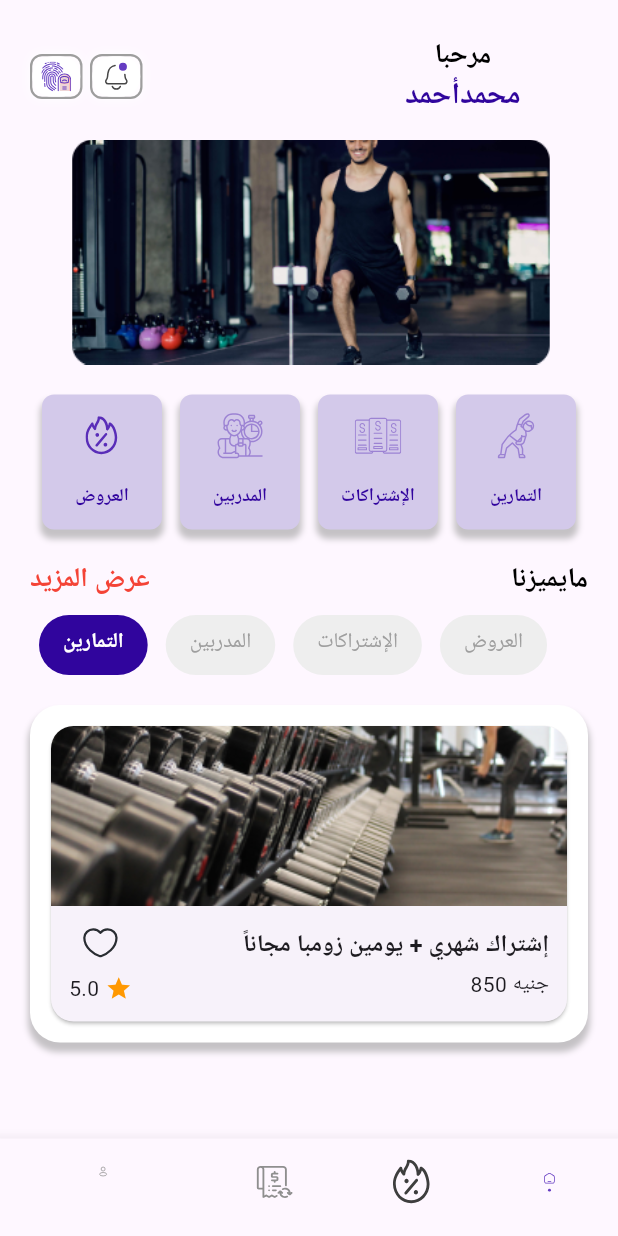
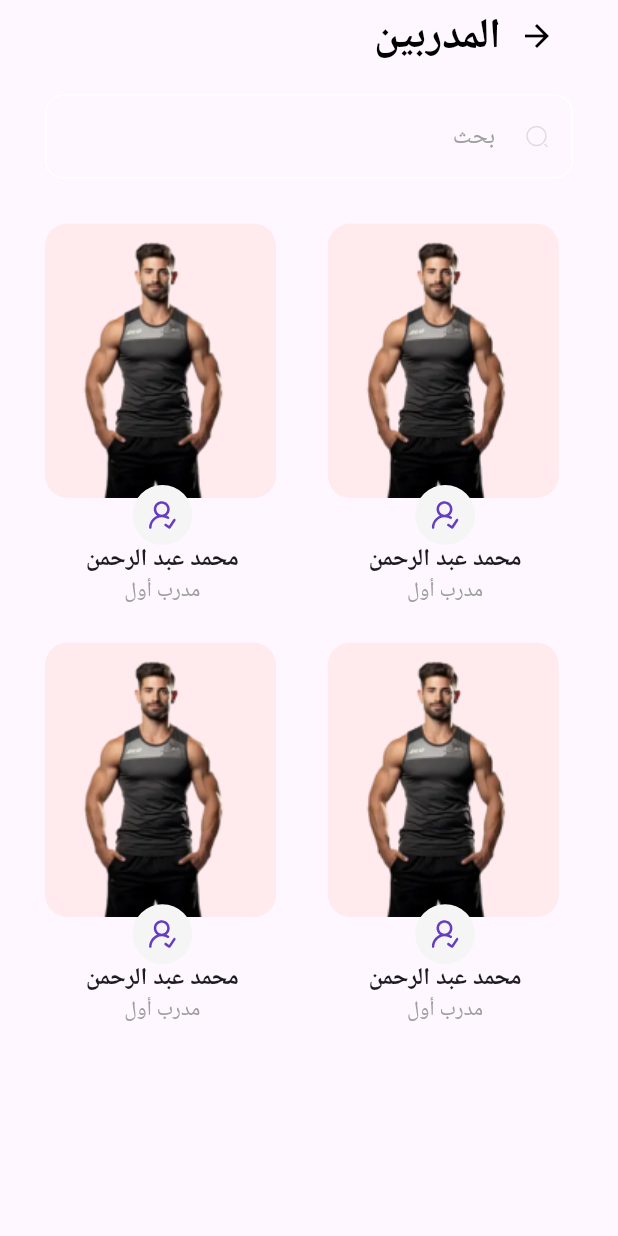
Before and after one commit to mohamedredaelsheikh/Gym_App, a Flutter app: the screen it shows after launch, after a tap on "المدربين", on a phone screen of 412 x 824 dp. Run offline on Flutter 3.47's test engine with Material 3 defaults, Android fonts, the phone set to English and light mode, and no system bars; our stand-ins replace flutter_svg; Roboto replaces fonts that are missing (Inter).

Commit message:
finish trainers view

```diff
--- /dev/null
+++ b/lib/features/Home_feature/presentation/views/trainers_view.dart
@@ -0,0 +1,15 @@
+import 'package:flutter/material.dart';
+import 'package:gym_app/features/Home_feature/presentation/views/widgets/trainer_view_body.dart';
+
+class TrainersView extends StatelessWidget {
+  const TrainersView({super.key});
+
+  @override
+  Widget build(BuildContext context) {
+    return const SafeArea(
+      child: Scaffold(
+        body: TrainersViewBody(),
+      ),
+    );
+  }
+}
--- /dev/null
+++ b/lib/features/Home_feature/presentation/views/widgets/custom_text_field.dart
@@ -0,0 +1,48 @@
+import 'package:flutter/material.dart';
+
+import 'package:flutter_svg/svg.dart';
+
+class CustomTextField extends StatelessWidget {
+  CustomTextField({
+    super.key,
+    this.onchange,
+    required this.hinttext,
+    this.obscure = false,
+  });
+
+  final bool? obscure;
+  final String? hinttext;
+  Function(String)? onchange;
+  @override
+  Widget build(BuildContext context) {
+    return TextField(
+      textAlign: TextAlign.end,
+      obscureText: obscure!,
+      onChanged: onchange,
+      decoration: InputDecoration(
+        suffixIcon: IconButton(
+          onPressed: () {},
+          icon: Opacity(
+            opacity: .5,
+            child: SvgPicture.asset(
+              "assets/images/search 01.svg",
+            ),
+          ),
+        ),
+        hintText: hinttext,
+        hintStyle: const TextStyle(color: Colors.grey),
+        enabledBorder: buildOutineBorder(),
+        focusedBorder: buildOutineBorder(),
+      ),
+    );
+  }
+
+  OutlineInputBorder buildOutineBorder() {
+    return OutlineInputBorder(
+      borderRadius: BorderRadius.circular(12),
+      borderSide: const BorderSide(
+        color: Colors.white,
+      ),
+    );
+  }
+}
--- a/lib/features/Home_feature/presentation/views/widgets/home_view_body.dart
+++ b/lib/features/Home_feature/presentation/views/widgets/home_view_body.dart
@@ -2,6 +2,7 @@ import 'package:flutter/material.dart';
 
 import 'package:gym_app/core/utlis/styles.dart';
 import 'package:gym_app/features/Home_feature/presentation/views/exercises_view.dart';
+import 'package:gym_app/features/Home_feature/presentation/views/trainers_view.dart';
 import 'package:gym_app/features/Home_feature/presentation/views/widgets/custom_button.dart';
 import 'package:gym_app/features/Home_feature/presentation/views/widgets/custom_tab_button_listview.dart';
 import 'package:gym_app/features/Home_feature/presentation/views/widgets/method_item.dart';
@@ -81,7 +82,15 @@ class HomeViewBody extends StatelessWidget {
                     image: "assets/images/Frame (4).svg",
                   ),
                   CustomButton(
-                    onTap: () {},
+                    onTap: () {
+                      Navigator.of(context).push(
+                        MaterialPageRoute(
+                          builder: (context) {
+                            return const TrainersView();
+                          },
+                        ),
+                      );
+                    },
                     label: 'المدربين',
                     image: "assets/images/Frame (3).svg",
                   ),
--- /dev/null
+++ b/lib/features/Home_feature/presentation/views/widgets/trainer_card.dart
@@ -0,0 +1,51 @@
+import 'package:flutter/material.dart';
+import 'package:flutter_svg/svg.dart';
+import 'package:gym_app/features/Home_feature/presentation/views/widgets/trainer_info.dart';
+
+class TrainerCard extends StatelessWidget {
+  const TrainerCard({
+    super.key,
+    required this.image,
+  });
+
+  final String image;
+
+  @override
+  Widget build(BuildContext context) {
+    return Stack(
+      clipBehavior: Clip.none,
+      children: [
+        Container(
+          decoration: BoxDecoration(
+            color: Colors.red[50],
+            borderRadius: BorderRadius.circular(15),
+          ),
+          child: Image.asset(
+            image,
+            fit: BoxFit.cover,
+          ),
+        ),
+        Positioned(
+          left: 0,
+          right: 7,
+          bottom: -10,
+          child: CircleAvatar(
+            backgroundColor: Colors.grey[100],
+            child: SvgPicture.asset(
+              "assets/images/Group.svg",
+            ),
+          ),
+        ),
+        const Positioned(
+          left: 0,
+          right: 7,
+          bottom: -60,
+          child: TrainerInfo(
+            name: 'محمد عبد الرحمن',
+            role: 'مدرب أول',
+          ),
+        ),
+      ],
+    );
+  }
+}
--- /dev/null
+++ b/lib/features/Home_feature/presentation/views/widgets/trainer_info.dart
@@ -0,0 +1,29 @@
+import 'package:flutter/material.dart';
+
+class TrainerInfo extends StatelessWidget {
+  const TrainerInfo({super.key, required this.name, required this.role});
+  final String name, role;
+  @override
+  Widget build(BuildContext context) {
+    return Padding(
+      padding: const EdgeInsets.all(8.0),
+      child: Column(
+        children: [
+          Text(
+            name,
+            style: const TextStyle(
+              fontSize: 16,
+              fontWeight: FontWeight.bold,
+            ),
+          ),
+          Text(
+            role,
+            style: const TextStyle(
+              color: Colors.grey,
+            ),
+          ),
+        ],
+      ),
+    );
+  }
+}
--- /dev/null
+++ b/lib/features/Home_feature/presentation/views/widgets/trainer_view_body.dart
@@ -0,0 +1,51 @@
+import 'package:flutter/material.dart';
+import 'package:gym_app/features/Home_feature/presentation/views/widgets/custom_app_bar.dart';
+import 'package:gym_app/features/Home_feature/presentation/views/widgets/custom_text_field.dart';
+import 'package:gym_app/features/Home_feature/presentation/views/widgets/trainer_card.dart';
+
+class TrainersViewBody extends StatelessWidget {
+  const TrainersViewBody({super.key});
+
+  @override
+  Widget build(BuildContext context) {
+    return Padding(
+      padding: const EdgeInsets.symmetric(horizontal: 30),
+      child: Column(
+        children: [
+          const CustomAppBar(
+            title: "المدربين",
+          ),
+          const SizedBox(
+            height: 15,
+          ),
+          CustomTextField(
+            hinttext: "بحث",
+          ),
+          const SizedBox(
+            height: 30,
+          ),
+          Expanded(
+            child: GridView.builder(
+              gridDelegate: const SliverGridDelegateWithFixedCrossAxisCount(
+                crossAxisCount: 2,
+                crossAxisSpacing: 25,
+                mainAxisSpacing: 75,
+                childAspectRatio: 0.8,
+              ),
+              itemCount: 4,
+              itemBuilder: (context, index) {
+                return GestureDetector(
+                  onTap: () {},
+                  child: const TrainerCard(
+                    image:
+                        'assets/images/trainer.png', // Replace with actual image paths
+                  ),
+                );
+              },
+            ),
+          ),
+        ],
+      ),
+    );
+  }
+}
```
Also changed, not shown: lib/features/Home_feature/presentation/views/widgets/chat_gpt.dart (added, +128 -0 lines), assets/images/Group.svg (added), assets/images/search 01.svg (added), assets/images/trainer.png (added).
